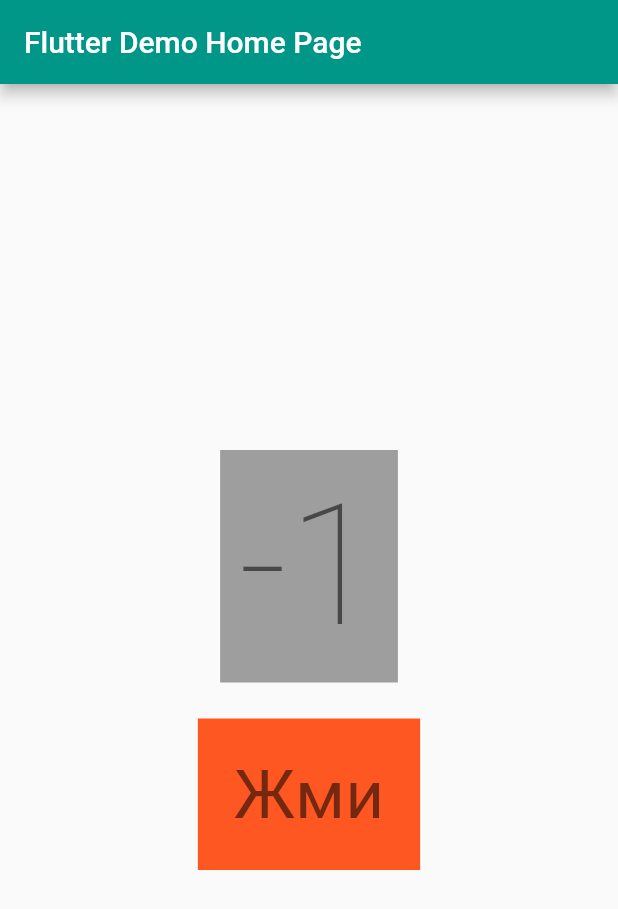
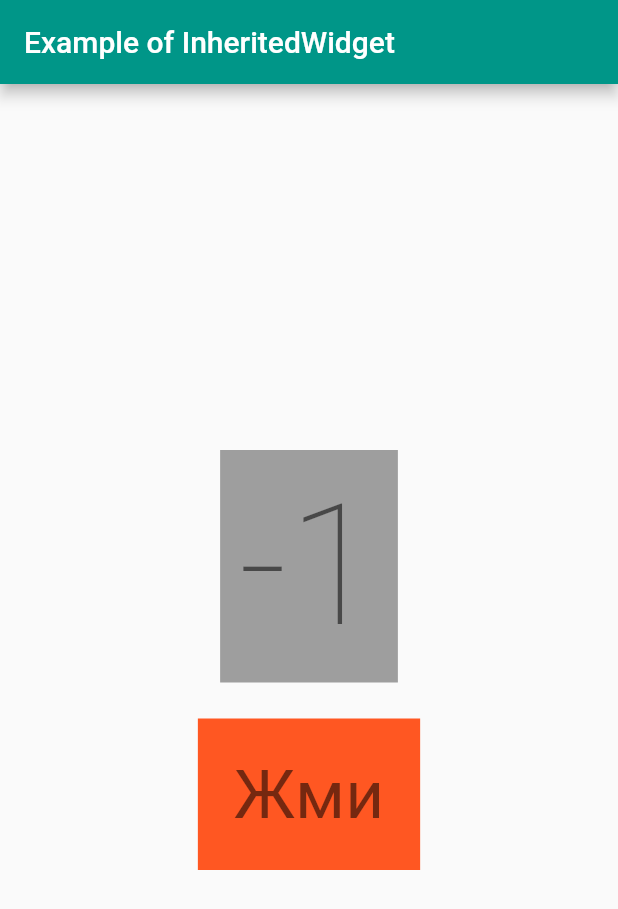
Before and after one commit to git-elena/Flutter_InheritedWidget_Example, a Flutter app: the screen it shows after launch, on a phone screen of 412 x 824 dp. Shown: the top 909 px of the screen. Run offline on Flutter 3.47's test engine with Material 2 defaults, Android fonts, the phone set to English and light mode, and no system bars.

Commit message:
плюс комментарии
Signed-off-by: git-elena <rochnyakelena@gmail.com>

```diff
--- a/lib/main.dart
+++ b/lib/main.dart
@@ -14,15 +14,16 @@ class MyApp extends StatelessWidget {
   @override
   Widget build(BuildContext context) {
     return MaterialApp(
-      title: 'Flutter Demo',
+      title: 'Flutter Example',
       theme: ThemeData(
         primarySwatch: Colors.teal,
       ),
-      home: const MyHomePage(title: 'Flutter Demo Home Page'),
+      home: const MyHomePage(title: 'Example of InheritedWidget'),
     );
   }
 }
 
+/// должен быть StatefulWidget
 class MyHomePage extends StatefulWidget {
   const MyHomePage({Key? key, required this.title}) : super(key: key);
 
@@ -33,8 +34,8 @@ class MyHomePage extends StatefulWidget {
 }
 
 class _MyHomePageState extends State<MyHomePage> {
-  // int _counter = 0;
 
+  // TODO фактическое хранилище данных
   MyModel model = MyModel();
 
   @override
@@ -44,19 +45,21 @@ class _MyHomePageState extends State<MyHomePage> {
         title: Text(widget.title),
       ),
       body: Center(
+        // TODO наследование от InheritedWidget
         child: MyInheritedProvider(
+            // TODO передача данных в InheritedWidget
             model: model,
             child: Column(
               mainAxisAlignment: MainAxisAlignment.center,
               crossAxisAlignment: CrossAxisAlignment.center,
               children: const [
-                MyText(),
+                MyText(),//TODO Чтение
                 SizedBox(height: 24,),
-                MyButton(),
+                MyButton(),//TODO Запись
 
               ],
             )
-        ) //(val: _counter),
+        )
       ),
     );
   }
--- a/lib/model.dart
+++ b/lib/model.dart
@@ -1,10 +1,16 @@
 import 'package:flutter/cupertino.dart';
 
+// TODO Модель данных
+/// должна быть от ChangeNotifier
+/// чтобы менять значение в InheritedWidget
 class MyModel extends ChangeNotifier {
+
   int value = 0;
 
   void increment() {
     value++;
+
+    // TODO уведомить об изменении
     notifyListeners();
   }
 }
--- a/lib/widgets.dart
+++ b/lib/widgets.dart
@@ -1,7 +1,7 @@
 import 'package:flutter/material.dart';
 import 'package:inherited_widget/inherited_widget.dart';
 
-// TODO :: TEXT
+// TODO :: TEXT - Чтение с InheritedWidget
 class MyText extends StatefulWidget {
   const MyText({Key? key,
     // required this.val,
@@ -39,7 +39,7 @@ class _MyTextState extends State<MyText> {
   }
 }
 
-// TODO :: BUTTON
+// TODO :: BUTTON - Запись в InheritedWidget
 class MyButton extends StatelessWidget {
   const MyButton({Key? key}) : super(key: key);
 
```
Also changed, not shown: pubspec.lock, 1 other file.
